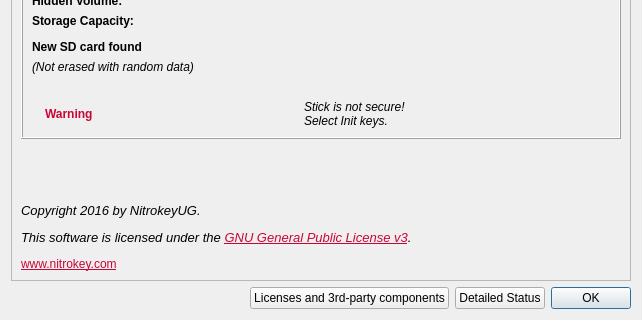
Above: src/ui/aboutdialog.ui from Nitrokey/nitrokey-app before the change; both pictures show x 0 to 642 and y 241 to 561 of the 642 by 561 pixel window. Below: the same form after it.
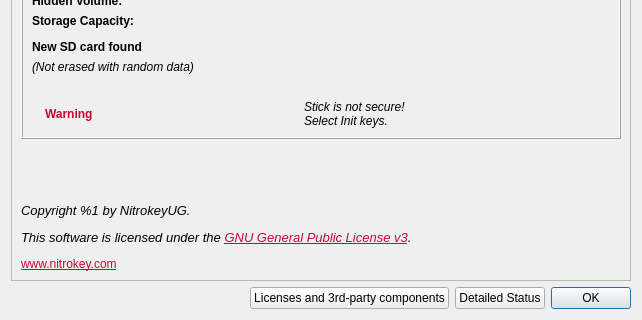
That is the form after the change. Icons and pictures are not drawn.

Commit message: Update copyright string and its translations

Diff of the .ui file:
```diff
--- a/src/ui/aboutdialog.ui
+++ b/src/ui/aboutdialog.ui
@@ -676,7 +676,7 @@
          <enum>Qt::StrongFocus</enum>
         </property>
         <property name="text">
-         <string>&lt;html&gt;&lt;head/&gt;&lt;body&gt;&lt;p&gt;&lt;span style=&quot; font-size:10pt; font-style:italic;&quot;&gt;Copyright 2016 by NitrokeyUG. &lt;/span&gt;&lt;/p&gt;&lt;p&gt;&lt;span style=&quot; font-size:10pt; font-style:italic;&quot;&gt;This software is licensed under the &lt;/span&gt;&lt;a href=&quot;https://www.gnu.org/licenses/&quot;&gt;&lt;span style=&quot; font-size:10pt; font-style:italic; text-decoration: underline; color:#c80636;&quot;&gt;GNU General Public License v3&lt;/span&gt;&lt;/a&gt;&lt;span style=&quot; font-size:10pt; font-style:italic;&quot;&gt;.&lt;/span&gt;&lt;/p&gt;&lt;p&gt;&lt;a href=&quot;https://nitrokey.com&quot;&gt;&lt;span style=&quot; text-decoration: underline; color:#c80636;&quot;&gt;www.nitrokey.com&lt;/span&gt;&lt;/a&gt;&lt;/p&gt;&lt;/body&gt;&lt;/html&gt;</string>
+         <string>&lt;html&gt;&lt;head/&gt;&lt;body&gt;&lt;p&gt;&lt;span style=&quot; font-size:10pt; font-style:italic;&quot;&gt;Copyright %1 by NitrokeyUG. &lt;/span&gt;&lt;/p&gt;&lt;p&gt;&lt;span style=&quot; font-size:10pt; font-style:italic;&quot;&gt;This software is licensed under the &lt;/span&gt;&lt;a href=&quot;https://www.gnu.org/licenses/&quot;&gt;&lt;span style=&quot; font-size:10pt; font-style:italic; text-decoration: underline; color:#c80636;&quot;&gt;GNU General Public License v3&lt;/span&gt;&lt;/a&gt;&lt;span style=&quot; font-size:10pt; font-style:italic;&quot;&gt;.&lt;/span&gt;&lt;/p&gt;&lt;p&gt;&lt;a href=&quot;https://nitrokey.com&quot;&gt;&lt;span style=&quot; text-decoration: underline; color:#c80636;&quot;&gt;www.nitrokey.com&lt;/span&gt;&lt;/a&gt;&lt;/p&gt;&lt;/body&gt;&lt;/html&gt;</string>
         </property>
         <property name="alignment">
          <set>Qt::AlignLeading|Qt::AlignLeft|Qt::AlignTop</set>
```
The commit also changes 6 other files.
